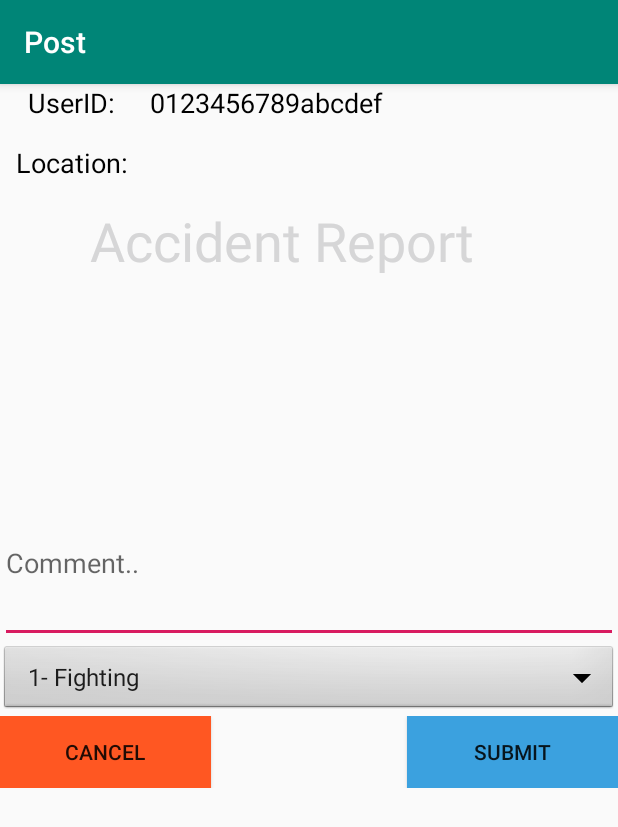
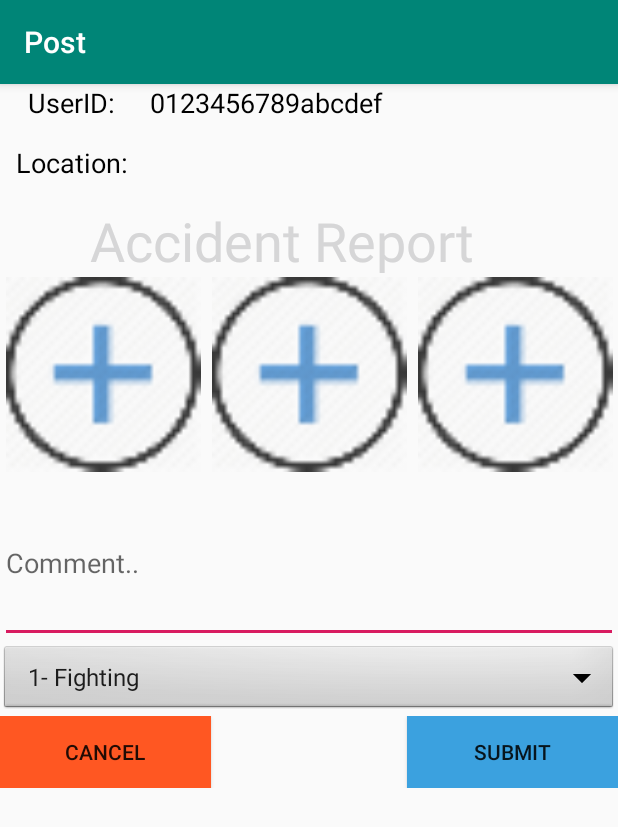
Before and after one commit to AlexanderTes/SafeBeacon, an Android app: the MainActivity screen opened directly, with no data from a screen before it, on a phone screen of 412 x 824 dp. Shown: the top 827 px of the screen. Run offline under Robolectric (Android 15) with nearby library versions, the phone set to English and light mode, and no system bars; our stand-ins replace Firebase (no records; nobody signed in at launch, a user with empty details on screens opened directly).

Commit message:
update app

```diff
--- a/app/src/main/AndroidManifest.xml
+++ b/app/src/main/AndroidManifest.xml
@@ -11,7 +11,8 @@
     <uses-permission android:name="android.permission.INTERNET" />
     <uses-permission android:name="android.permission.CAMERA" />
 
-    <!--<uses-feature android:name="android.hardware.camera2"/>-->
+    <uses-feature android:name="android.hardware.camera"
+        android:required="true" />
 
     <application
         android:allowBackup="true"
--- a/app/src/main/java/com/capstone/safebeacon/MainActivity.java
+++ b/app/src/main/java/com/capstone/safebeacon/MainActivity.java
@@ -10,8 +10,6 @@ import android.location.Geocoder;
 import android.location.Location;
 import android.location.LocationListener;
 import android.location.LocationManager;
-import android.net.ParseException;
-import android.os.Build;
 import android.provider.MediaStore;
 import android.provider.Settings;
 import android.support.v4.app.ActivityCompat;
@@ -40,16 +38,11 @@ import java.util.ArrayList;
 import java.util.Date;
 import java.util.HashMap;
 import java.util.List;
-import java.util.Locale;
 import java.util.Map;
 import java.util.Random;
 
-import com.google.android.gms.tasks.OnCompleteListener;
-import com.google.android.gms.tasks.Task;
 import com.google.firebase.firestore.CollectionReference;
 import com.google.firebase.firestore.FirebaseFirestore;
-import com.google.firebase.firestore.QueryDocumentSnapshot;
-import com.google.firebase.firestore.QuerySnapshot;
 
 public class MainActivity extends AppCompatActivity implements AdapterView.OnItemSelectedListener {
 
@@ -61,8 +54,11 @@ public class MainActivity extends AppCompatActivity implements AdapterView.OnIte
     private static final int LENGTH_OF_REPORT_ID = 20;
     private String TIME_FORMAT_FOR_ID = "yyyyMMddHHmmZ";
 
-    private final int REQUEST_CODE = 100;
+    private final int REQUEST_IMAGE_CAPTURE_CODE = 100;
     private ImageView imageView1;
+    private ImageView imageView2;
+    private ImageView imageView3;
+    private int atImage = 1;
     private LatLng myLatLng;
     private String cityName;
     private String userId;
@@ -155,9 +151,12 @@ public class MainActivity extends AppCompatActivity implements AdapterView.OnIte
         final TextView locationText = findViewById(R.id.location);
         final TextView userIdTextView = findViewById(R.id.userId);
         imageView1 = findViewById(R.id.imageView1);
+        imageView2 = findViewById(R.id.imageView2);
+        imageView3 = findViewById(R.id.imageView3);
 
-        Intent photoCaptureIntent = new Intent(MediaStore.ACTION_IMAGE_CAPTURE);
-        startActivityForResult(photoCaptureIntent, REQUEST_CODE);
+        //Open camera Intent and get result
+        Intent photoCaptureIntent1 = new Intent(MediaStore.ACTION_IMAGE_CAPTURE);
+        startActivityForResult(photoCaptureIntent1, REQUEST_IMAGE_CAPTURE_CODE);
 
         userId = Settings.Secure.getString(getContentResolver(), Settings.Secure.ANDROID_ID);
 
@@ -261,9 +260,15 @@ public class MainActivity extends AppCompatActivity implements AdapterView.OnIte
     protected void onActivityResult(int requestCode, int resultCode, Intent data) {
         super.onActivityResult(requestCode, resultCode, data);
 
-        if(this.REQUEST_CODE == requestCode && resultCode == RESULT_OK){
+        if(this.REQUEST_IMAGE_CAPTURE_CODE == requestCode && resultCode == RESULT_OK){
             Bitmap bitmap = (Bitmap)data.getExtras().get("data");
-            imageView1.setImageBitmap(bitmap);
+            if(atImage == 1){
+                imageView1.setImageBitmap(bitmap);
+            } else if (atImage == 2){
+                imageView2.setImageBitmap(bitmap);
+            } else {
+                imageView3.setImageBitmap(bitmap);
+            }
         }
 
     }
@@ -284,4 +289,25 @@ public class MainActivity extends AppCompatActivity implements AdapterView.OnIte
     public void onNothingSelected(AdapterView<?> adapterView) {
 
     }
+
+    void imageViewClick(View v) {
+        Intent photoCaptureIntent = new Intent(MediaStore.ACTION_IMAGE_CAPTURE);
+        startActivityForResult(photoCaptureIntent, REQUEST_IMAGE_CAPTURE_CODE);
+        switch (v.getId()){
+            case R.id.imageView1:
+                //Set to change image
+                atImage = 1;
+                break;
+            case R.id.imageView2:
+                //Set to change image
+                atImage = 2;
+                break;
+            case R.id.imageView3:
+                //Set to change image
+                atImage = 3;
+                break;
+        }
+    }
+
+
 }
--- a/app/src/main/res/layout/activity_main.xml
+++ b/app/src/main/res/layout/activity_main.xml
@@ -90,6 +90,8 @@
                 android:layout_width="130dp"
                 android:layout_height="130dp"
                 android:layout_weight="1"
+                android:onClick="imageViewClick"
+                android:src="@drawable/ic_add_image"
                 tools:srcCompat="@tools:sample/avatars[2]" />
 
             <ImageView
@@ -97,13 +99,17 @@
                 android:layout_width="130dp"
                 android:layout_height="130dp"
                 android:layout_weight="1"
+                android:onClick="imageViewClick"
+                android:src="@drawable/ic_add_image"
                 tools:srcCompat="@tools:sample/avatars[1]" />
 
             <ImageView
                 android:id="@+id/imageView3"
-                android:layout_width="wrap_content"
-                android:layout_height="wrap_content"
+                android:layout_width="130dp"
+                android:layout_height="130dp"
                 android:layout_weight="1"
+                android:onClick="imageViewClick"
+                android:src="@drawable/ic_add_image"
                 tools:srcCompat="@tools:sample/avatars[4]" />
 
         </LinearLayout>
```
Also changed, not shown: app/src/main/java/com/capstone/safebeacon/MapsActivity.java (+4 -60 lines), app/src/main/res/layout/activity_maps.xml (+14 -0 lines), app/src/main/res/drawable-xxhdpi/ic_add_image.png (added).
